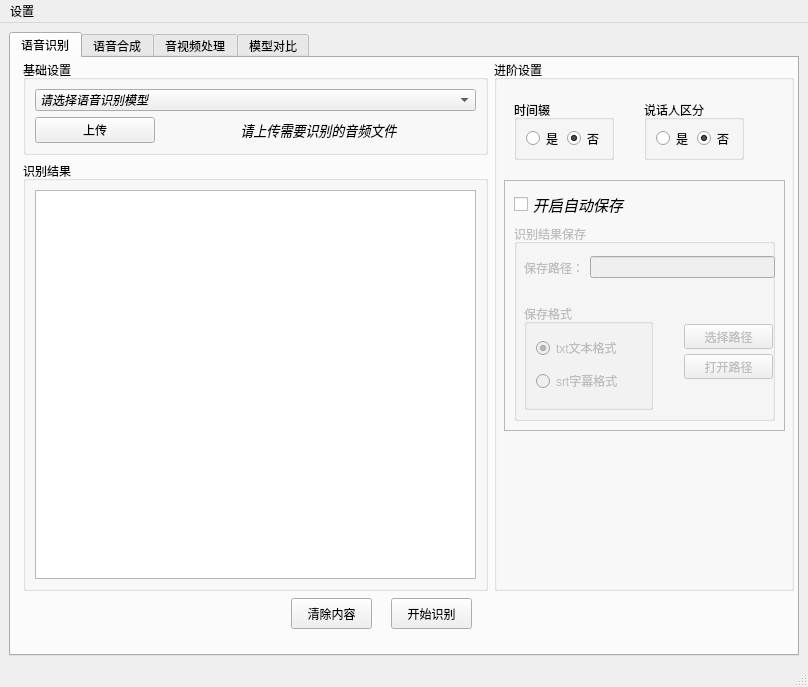
First picture: the form in FunASR-GUI/src/ui/main.ui, repository boomytc/FunASR-GUI, before the edit.
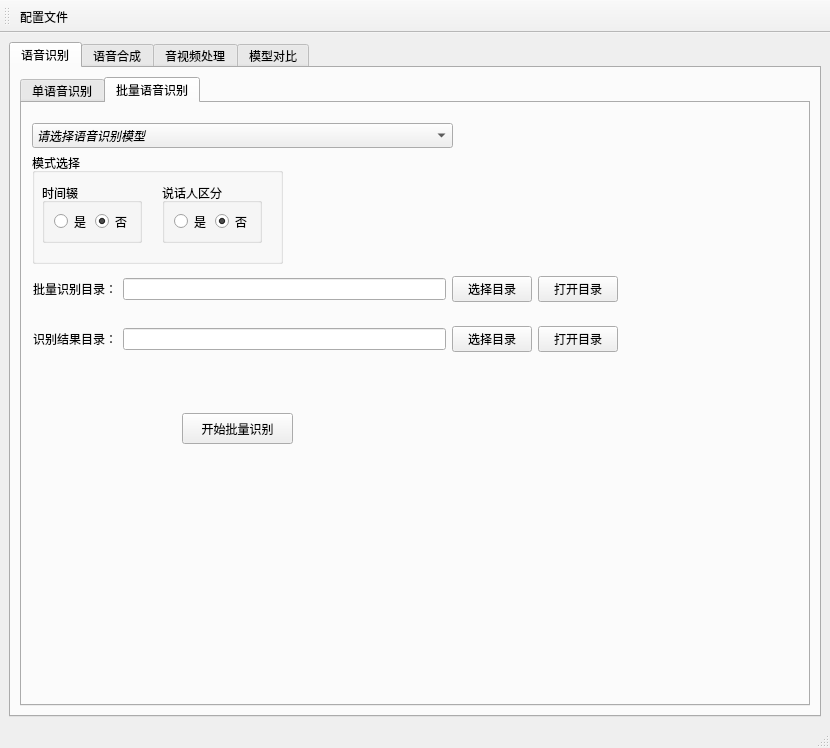
Second picture: the form after the edit.

Commit message: 添加打开配置文件功能，区分单语音识别和批量语音识别模块

```diff
--- a/FunASR-GUI/src/ui/main.ui
+++ b/FunASR-GUI/src/ui/main.ui
@@ -6,8 +6,8 @@
    <rect>
     <x>0</x>
     <y>0</y>
-    <width>808</width>
-    <height>687</height>
+    <width>830</width>
+    <height>748</height>
    </rect>
   </property>
   <property name="windowTitle">
@@ -24,37 +24,21 @@
        <attribute name="title">
         <string>语音识别</string>
        </attribute>
-       <widget class="QPushButton" name="btn_asr_clear">
-        <property name="geometry">
-         <rect>
-          <x>280</x>
-          <y>540</y>
-          <width>81</width>
-          <height>31</height>
-         </rect>
-        </property>
-        <property name="text">
-         <string>清除内容</string>
-        </property>
-       </widget>
-       <widget class="QPushButton" name="btn_asr">
-        <property name="geometry">
-         <rect>
-          <x>380</x>
-          <y>540</y>
-          <width>81</width>
-          <height>31</height>
-         </rect>
-        </property>
-        <property name="text">
-         <string>开始识别</string>
-        </property>
-       </widget>
+       <layout class="QGridLayout" name="gridLayout_6">
+        <item row="0" column="1">
+         <widget class="QTabWidget" name="tabWidget_2">
+          <property name="currentIndex">
+           <number>1</number>
+          </property>
+          <widget class="QWidget" name="tab_single_asr">
+           <attribute name="title">
+            <string>单语音识别</string>
+           </attribute>
        <widget class="QWidget" name="">
         <property name="geometry">
          <rect>
-          <x>12</x>
-          <y>2</y>
+              <x>0</x>
+              <y>0</y>
           <width>771</width>
           <height>531</height>
          </rect>
@@ -395,6 +379,261 @@
          </item>
         </layout>
        </widget>
+           <widget class="QPushButton" name="btn_asr">
+            <property name="geometry">
+             <rect>
+              <x>330</x>
+              <y>550</y>
+              <width>81</width>
+              <height>31</height>
+             </rect>
+            </property>
+            <property name="text">
+             <string>开始识别</string>
+            </property>
+           </widget>
+           <widget class="QPushButton" name="btn_asr_clear">
+            <property name="geometry">
+             <rect>
+              <x>220</x>
+              <y>550</y>
+              <width>81</width>
+              <height>31</height>
+             </rect>
+            </property>
+            <property name="text">
+             <string>清除内容</string>
+            </property>
+           </widget>
+          </widget>
+          <widget class="QWidget" name="tab_batch_asr">
+           <attribute name="title">
+            <string>批量语音识别</string>
+           </attribute>
+           <widget class="QComboBox" name="combox_modelSelect_batch">
+            <property name="geometry">
+             <rect>
+              <x>10</x>
+              <y>20</y>
+              <width>421</width>
+              <height>25</height>
+             </rect>
+            </property>
+            <property name="font">
+             <font>
+              <italic>true</italic>
+             </font>
+            </property>
+            <item>
+             <property name="text">
+              <string>请选择语音识别模型</string>
+             </property>
+            </item>
+           </widget>
+           <widget class="QGroupBox" name="groupBox_9">
+            <property name="geometry">
+             <rect>
+              <x>10</x>
+              <y>50</y>
+              <width>251</width>
+              <height>111</height>
+             </rect>
+            </property>
+            <property name="title">
+             <string>模式选择</string>
+            </property>
+            <widget class="QGroupBox" name="groupBox_11">
+             <property name="geometry">
+              <rect>
+               <x>10</x>
+               <y>30</y>
+               <width>100</width>
+               <height>60</height>
+              </rect>
+             </property>
+             <property name="minimumSize">
+              <size>
+               <width>50</width>
+               <height>60</height>
+              </size>
+             </property>
+             <property name="maximumSize">
+              <size>
+               <width>100</width>
+               <height>80</height>
+              </size>
+             </property>
+             <property name="title">
+              <string>时间辍</string>
+             </property>
+             <layout class="QGridLayout" name="gridLayout_7">
+              <item row="0" column="0">
+               <widget class="QRadioButton" name="radiobtn_timestampY_batch_asr">
+                <property name="text">
+                 <string>是</string>
+                </property>
+               </widget>
+              </item>
+              <item row="0" column="1">
+               <widget class="QRadioButton" name="radiobtn_timestampN_batch_asr">
+                <property name="text">
+                 <string>否</string>
+                </property>
+                <property name="checked">
+                 <bool>true</bool>
+                </property>
+               </widget>
+              </item>
+             </layout>
+            </widget>
+            <widget class="QGroupBox" name="groupBox_12">
+             <property name="geometry">
+              <rect>
+               <x>130</x>
+               <y>30</y>
+               <width>100</width>
+               <height>60</height>
+              </rect>
+             </property>
+             <property name="minimumSize">
+              <size>
+               <width>50</width>
+               <height>60</height>
+              </size>
+             </property>
+             <property name="maximumSize">
+              <size>
+               <width>100</width>
+               <height>80</height>
+              </size>
+             </property>
+             <property name="title">
+              <string>说话人区分</string>
+             </property>
+             <layout class="QGridLayout" name="gridLayout_8">
+              <item row="0" column="0">
+               <widget class="QRadioButton" name="radiobtn_spkY_batch_asr">
+                <property name="text">
+                 <string>是</string>
+                </property>
+               </widget>
+              </item>
+              <item row="0" column="1">
+               <widget class="QRadioButton" name="radiobtn_spkN_batch_asr">
+                <property name="text">
+                 <string>否</string>
+                </property>
+                <property name="checked">
+                 <bool>true</bool>
+                </property>
+               </widget>
+              </item>
+             </layout>
+            </widget>
+           </widget>
+           <widget class="QPushButton" name="btn_batch_asr">
+            <property name="geometry">
+             <rect>
+              <x>160</x>
+              <y>310</y>
+              <width>111</width>
+              <height>31</height>
+             </rect>
+            </property>
+            <property name="text">
+             <string>开始批量识别</string>
+            </property>
+           </widget>
+           <widget class="QWidget" name="">
+            <property name="geometry">
+             <rect>
+              <x>11</x>
+              <y>170</y>
+              <width>585</width>
+              <height>32</height>
+             </rect>
+            </property>
+            <layout class="QHBoxLayout" name="horizontalLayout_4">
+             <item>
+              <widget class="QLabel" name="label_3">
+               <property name="text">
+                <string>批量识别目录：</string>
+               </property>
+              </widget>
+             </item>
+             <item>
+              <widget class="QLineEdit" name="lineEdit_batch_asr_inputDir">
+               <property name="minimumSize">
+                <size>
+                 <width>300</width>
+                 <height>0</height>
+                </size>
+               </property>
+              </widget>
+             </item>
+             <item>
+              <widget class="QPushButton" name="btn_batch_asr_inputDir_select">
+               <property name="text">
+                <string>选择目录</string>
+               </property>
+              </widget>
+             </item>
+             <item>
+              <widget class="QPushButton" name="btn_batch_asr_inputDir_open">
+               <property name="text">
+                <string>打开目录</string>
+               </property>
+              </widget>
+             </item>
+            </layout>
+           </widget>
+           <widget class="QWidget" name="">
+            <property name="geometry">
+             <rect>
+              <x>11</x>
+              <y>220</y>
+              <width>585</width>
+              <height>32</height>
+             </rect>
+            </property>
+            <layout class="QHBoxLayout" name="horizontalLayout_5">
+             <item>
+              <widget class="QLabel" name="label_4">
+               <property name="text">
+                <string>识别结果目录：</string>
+               </property>
+              </widget>
+             </item>
+             <item>
+              <widget class="QLineEdit" name="lineEdit_batch_asr_outputDir">
+               <property name="minimumSize">
+                <size>
+                 <width>300</width>
+                 <height>0</height>
+                </size>
+               </property>
+              </widget>
+             </item>
+             <item>
+              <widget class="QPushButton" name="btn_batch_asr_outputDir_select">
+               <property name="text">
+                <string>选择目录</string>
+               </property>
+              </widget>
+             </item>
+             <item>
+              <widget class="QPushButton" name="btn_batch_asr_outputDir_open">
+               <property name="text">
+                <string>打开目录</string>
+               </property>
+              </widget>
+             </item>
+            </layout>
+           </widget>
+          </widget>
+         </widget>
+        </item>
+       </layout>
       </widget>
       <widget class="QWidget" name="tab_tts">
        <attribute name="title">
@@ -467,23 +706,27 @@
     </item>
    </layout>
   </widget>
-  <widget class="QMenuBar" name="menubar">
-   <property name="geometry">
-    <rect>
-     <x>0</x>
-     <y>0</y>
-     <width>808</width>
-     <height>27</height>
-    </rect>
-   </property>
-   <widget class="QMenu" name="menu">
-    <property name="title">
-     <string>设置</string>
-    </property>
-   </widget>
-   <addaction name="menu"/>
-  </widget>
   <widget class="QStatusBar" name="statusbar"/>
+  <widget class="QToolBar" name="toolBar">
+   <property name="windowTitle">
+    <string>toolBar</string>
+   </property>
+   <attribute name="toolBarArea">
+    <enum>TopToolBarArea</enum>
+   </attribute>
+   <attribute name="toolBarBreak">
+    <bool>false</bool>
+   </attribute>
+   <addaction name="act_open_setting_file"/>
+  </widget>
+  <action name="act_open_setting_file">
+   <property name="text">
+    <string>配置文件</string>
+   </property>
+   <property name="menuRole">
+    <enum>QAction::MenuRole::NoRole</enum>
+   </property>
+  </action>
  </widget>
  <resources/>
  <connections/>
```
Lines whose indentation alone changed are shown as unchanged. The commit also changes 6 other files.
